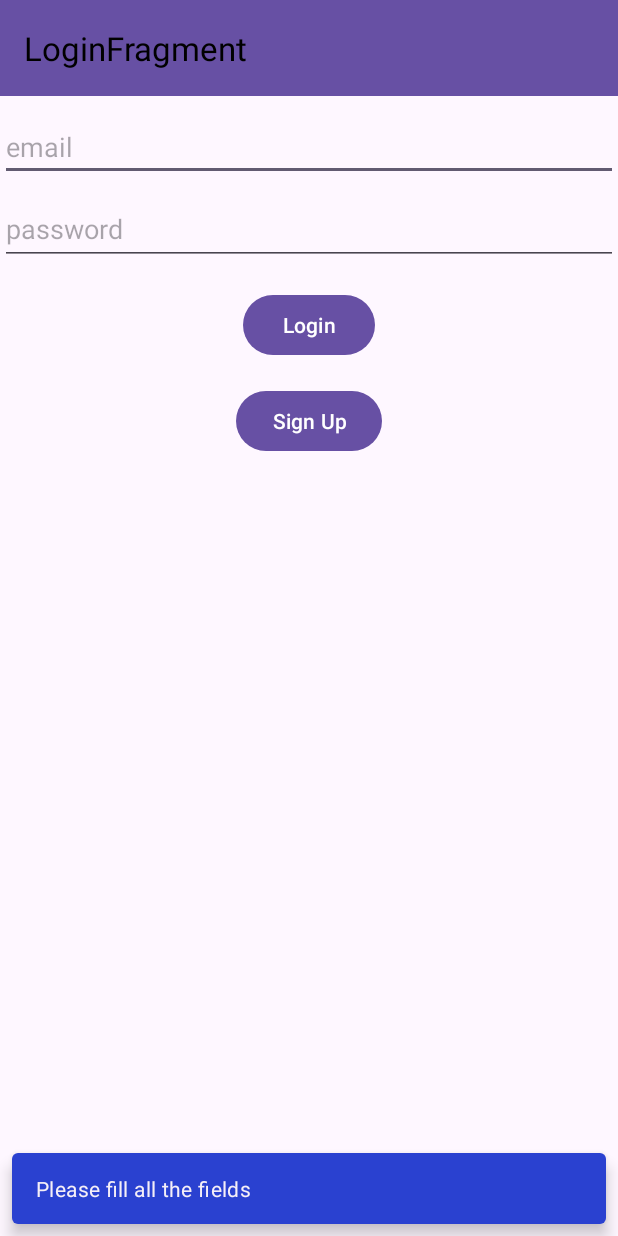
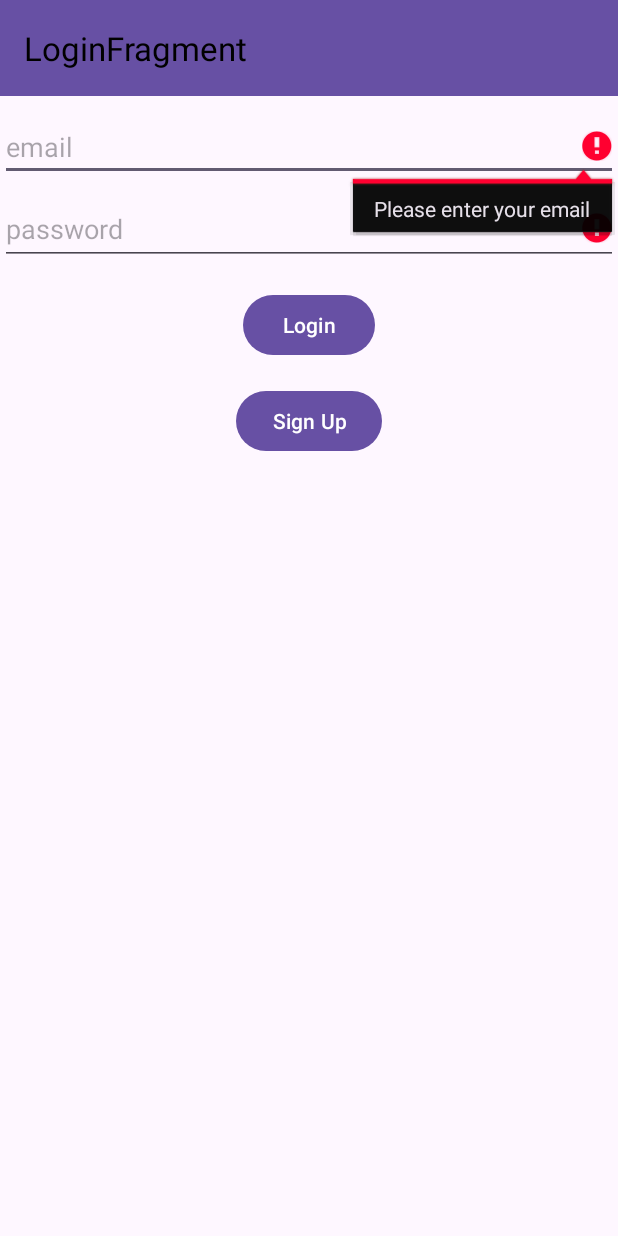
Before and after one commit to amirsamer581/Movie, an Android app: the screen it shows after launch (MainActivity), after a tap on "Login", on a phone screen of 412 x 824 dp. Run offline under Robolectric (Android 15) with nearby library versions, the phone set to English and light mode, and no system bars; our stand-ins replace Room's generated code, navigation-ui.

Commit message:
add the error function to the edit text fields convert from using live data to use flow implement use case for LogInViewModel class and for SignUpViewModel class

```diff
--- a/app/build.gradle.kts
+++ b/app/build.gradle.kts
@@ -67,8 +67,8 @@ dependencies {
     implementation ("androidx.lifecycle:lifecycle-livedata-ktx:2.6.2")
 
     // Kotlin Coroutines
-    implementation ("org.jetbrains.kotlinx:kotlinx-coroutines-android:1.7.1")
-    implementation ("org.jetbrains.kotlinx:kotlinx-coroutines-core:1.7.1")
+    implementation ("org.jetbrains.kotlinx:kotlinx-coroutines-android:1.7.3")
+    implementation ("org.jetbrains.kotlinx:kotlinx-coroutines-core:1.7.3")
 
 
 }
--- a/app/src/main/java/com/example/signin/data/UserRepository.kt
+++ b/app/src/main/java/com/example/signin/data/UserRepository.kt
@@ -1,9 +1,11 @@
 package com.example.signin.data
 
-import androidx.lifecycle.LiveData
+
 import com.example.signin.data.local.UserDao
 import com.example.signin.domain.UserEntity
+import kotlinx.coroutines.flow.Flow
+
 class UserRepository(private val userDao: UserDao) {
     suspend fun insertUser(user: UserEntity) = userDao.insertUser(user)
-    fun getUserByEmailAndPassword(email: String, password: String): LiveData<UserEntity?> = userDao.getUserByEmailAndPassword(email, password)
+    fun getUserByEmailAndPassword(email: String, password: String): Flow<UserEntity?> = userDao.getUserByEmailAndPassword(email, password)
 }
--- a/app/src/main/java/com/example/signin/data/local/UserDao.kt
+++ b/app/src/main/java/com/example/signin/data/local/UserDao.kt
@@ -1,17 +1,16 @@
 package com.example.signin.data.local
 
-import androidx.lifecycle.LiveData
 import androidx.room.Dao
 import androidx.room.Insert
 import androidx.room.OnConflictStrategy
 import androidx.room.Query
 import com.example.signin.domain.UserEntity
+import kotlinx.coroutines.flow.Flow
 
 @Dao
 interface UserDao {
     @Insert(onConflict = OnConflictStrategy.IGNORE)
     suspend fun insertUser(user: UserEntity)
-
     @Query("SELECT * FROM users WHERE email = :email AND password = :password")
-     fun getUserByEmailAndPassword(email: String, password: String): LiveData<UserEntity?>
-}
+    fun getUserByEmailAndPassword(email: String, password: String): Flow<UserEntity?>
+}//TODO what is the usage for live dats and the  flow
--- a/app/src/main/java/com/example/signin/ui/MainActivity.kt
+++ b/app/src/main/java/com/example/signin/ui/MainActivity.kt
@@ -9,7 +9,6 @@ import androidx.navigation.ui.AppBarConfiguration
 import androidx.navigation.ui.setupActionBarWithNavController
 import com.example.signin.R
 import com.example.signin.databinding.ActivityMainBinding
-
 class MainActivity : AppCompatActivity() {
     private lateinit var binding: ActivityMainBinding
     private lateinit var navController: NavController
--- /dev/null
+++ b/app/src/main/java/com/example/signin/ui/login/domain/usecase/LogInUseCase.kt
@@ -0,0 +1,12 @@
+package com.example.signin.ui.login.domain.usecase
+
+import com.example.signin.data.UserRepository
+import com.example.signin.domain.UserEntity
+import kotlinx.coroutines.flow.Flow
+
+class LogInUseCase(private val userRepository: UserRepository) {
+
+    fun execute(email: String, password: String): Flow<UserEntity?> {
+        return userRepository.getUserByEmailAndPassword(email, password)
+    }
+}
--- a/app/src/main/java/com/example/signin/ui/login/ui/LoginFragment.kt
+++ b/app/src/main/java/com/example/signin/ui/login/ui/LoginFragment.kt
@@ -6,14 +6,17 @@ import android.view.LayoutInflater
 import android.view.View
 import android.view.ViewGroup
 import androidx.fragment.app.viewModels
+import androidx.lifecycle.lifecycleScope
 import androidx.navigation.fragment.findNavController
 import com.example.signin.R
 import com.example.signin.data.UserRepository
 import com.example.signin.data.local.AppDatabase
 import com.example.signin.databinding.FragmentLoginBinding
-import com.example.signin.ui.login.commonfeatures.LogInSnackBar
+import com.example.signin.ui.login.domain.usecase.LogInUseCase
+import com.example.signin.ui.login.ui.commonfeatures.LogInSnackBar
 import com.example.signin.ui.login.viewmodel.LogInViewModel
-import com.example.signin.viewmodel.ViewModelFactory
+import com.example.signin.ui.login.viewmodel.factory.LogInViewModelFactory
+import kotlinx.coroutines.launch
 
 class LoginFragment : Fragment() {
     private lateinit var binding: FragmentLoginBinding
@@ -22,7 +25,10 @@ class LoginFragment : Fragment() {
             AppDatabase.getInstance(requireContext()).userDao()
         )
     }
-    private val logInViewModel: LogInViewModel by viewModels { ViewModelFactory(userRepository) }
+    private val loginUseCase: LogInUseCase by lazy {
+        LogInUseCase(userRepository)
+    }
+    private val logInViewModel: LogInViewModel by viewModels { LogInViewModelFactory(loginUseCase) }
     private lateinit var snackBar: LogInSnackBar
     override fun onCreateView(
         inflater: LayoutInflater, container: ViewGroup?,
@@ -36,14 +42,26 @@ class LoginFragment : Fragment() {
 
         snackBar = LogInSnackBar()
 
-        logInViewModel.loggedInUser.observe(viewLifecycleOwner) { user ->
-            if (user != null) {
-                findNavController().navigate(R.id.action_loginFragment_to_homeFragment)
-                snackBar.showSuccess(requireView(), "Login successful")
-            } else {
-                snackBar.showError(requireView(), "Invalid email or password !")
+//        logInViewModel.loggedInUser.observe(viewLifecycleOwner) { user ->
+//            if (user != null) {
+//                findNavController().navigate(R.id.action_loginFragment_to_homeFragment)
+//                snackBar.showSuccess(requireView(), "Login successful")
+//            } else {
+//                snackBar.showError(requireView(), "Invalid email or password !")
+//            }
+//        }
+
+        viewLifecycleOwner.lifecycleScope.launch {
+            logInViewModel.loggedInUser.collect { user ->
+                if (user != null) {
+                    findNavController().navigate(R.id.action_loginFragment_to_homeFragment)
+                    snackBar.showSuccess(requireView(), "Login successful")
+                } else {
+                    snackBar.showError(requireView(), "Invalid email or password!")//TODO fix the issue for this message
+                }
             }
         }
+
         binding.loginButton.setOnClickListener {
             val email = binding.emailEditText.text.toString()
             val password = binding.passwordEditText.text.toString()
@@ -51,9 +69,15 @@ class LoginFragment : Fragment() {
             if (email.isNotEmpty() && password.isNotEmpty()) {
                 logInViewModel.login(email, password)
             } else {
-                snackBar.allFields(requireView(),"Please fill all the fields")
+                if (email.isEmpty()) {
+                    binding.emailEditText.error = "Please enter your email"
+                }
+                if (password.isEmpty()) {
+                    binding.passwordEditText.error = "Please enter your password"
+                }
             }
         }
+
         binding.signUpButton.setOnClickListener {
             findNavController().navigate(R.id.action_loginFragment_to_signUpFragment)
         }
--- a/app/src/main/java/com/example/signin/ui/login/commonfeatures/LogInSnackBar.kt
+++ b/app/src/main/java/com/example/signin/ui/login/ui/commonfeatures/LogInSnackBar.kt
@@ -1,4 +1,4 @@
-package com.example.signin.ui.login.commonfeatures
+package com.example.signin.ui.login.ui.commonfeatures
 
 import android.content.res.ColorStateList
 import android.view.View
--- a/app/src/main/java/com/example/signin/ui/login/viewmodel/LogInViewModel.kt
+++ b/app/src/main/java/com/example/signin/ui/login/viewmodel/LogInViewModel.kt
@@ -1,21 +1,23 @@
 package com.example.signin.ui.login.viewmodel
 
-import androidx.lifecycle.LiveData
-import androidx.lifecycle.MutableLiveData
 import androidx.lifecycle.ViewModel
 import androidx.lifecycle.viewModelScope
-import com.example.signin.data.UserRepository
 import com.example.signin.domain.UserEntity
+import com.example.signin.ui.login.domain.usecase.LogInUseCase
+import kotlinx.coroutines.flow.MutableStateFlow
+import kotlinx.coroutines.flow.StateFlow
 import kotlinx.coroutines.launch
 
-class LogInViewModel(private val userRepository: UserRepository) : ViewModel() {
-    private val _loggedInUser = MutableLiveData<UserEntity?>()
-    val loggedInUser: LiveData<UserEntity?> get() = _loggedInUser
+class LogInViewModel(private val loginUseCase: LogInUseCase) : ViewModel() {
+
+    private val _loggedInUser = MutableStateFlow<UserEntity?>(null)
+    val loggedInUser: StateFlow<UserEntity?> get() = _loggedInUser
+
     fun login(email: String, password: String) {
         viewModelScope.launch {
-            userRepository.getUserByEmailAndPassword(email, password).observeForever { user->
+            loginUseCase.execute(email, password).collect { user->
                 _loggedInUser.value = user
-            }
-            }
+            }//TODO viewModelScope.launch  &&  lifecycle aware
         }
     }
+}
--- /dev/null
+++ b/app/src/main/java/com/example/signin/ui/login/viewmodel/factory/LogInViewModelFactory.kt
@@ -0,0 +1,19 @@
+package com.example.signin.ui.login.viewmodel.factory
+
+import androidx.lifecycle.ViewModel
+import androidx.lifecycle.ViewModelProvider
+import com.example.signin.ui.login.domain.usecase.LogInUseCase
+import com.example.signin.ui.login.viewmodel.LogInViewModel
+
+class LogInViewModelFactory(private val logInUseCase: LogInUseCase) :
+    ViewModelProvider.Factory{
+
+    @Suppress("UNCHECKED_CAST")
+    override fun <T : ViewModel> create(modelClass: Class<T>): T {
+        return when {
+            modelClass.isAssignableFrom(LogInViewModel::class.java) ->
+                LogInViewModel(logInUseCase) as T
+            else -> throw IllegalArgumentException("Unknown ViewModel class")
+        }
+    }
+}
--- a/app/src/main/java/com/example/signin/ui/signup/commonfeatures/SignUpSnackBar.kt
+++ b/app/src/main/java/com/example/signin/ui/signup/ui/commonfeatures/SignUpSnackBar.kt
@@ -1,4 +1,4 @@
-package com.example.signin.ui.signup.commonfeatures
+package com.example.signin.ui.signup.ui.commonfeatures
 
 import android.content.res.ColorStateList
 import android.view.View
--- a/app/src/main/java/com/example/signin/ui/signup/viewmodel/SignUpViewModel.kt
+++ b/app/src/main/java/com/example/signin/ui/signup/viewmodel/SignUpViewModel.kt
@@ -2,14 +2,14 @@ package com.example.signin.ui.signup.viewmodel
 
 import androidx.lifecycle.ViewModel
 import androidx.lifecycle.viewModelScope
-import com.example.signin.data.UserRepository
 import com.example.signin.domain.UserEntity
+import com.example.signin.ui.signup.domain.usecase.SignUpUseCase
 import kotlinx.coroutines.launch
 
-class SignUpViewModel(private val userRepository: UserRepository) : ViewModel() {
+class SignUpViewModel(private val signUpUseCase: SignUpUseCase) : ViewModel() {
     fun registerUser(user: UserEntity) {
         viewModelScope.launch {
-            userRepository.insertUser(user)
+            signUpUseCase.execute(user)
         }
     }
 }
--- a/app/src/main/java/com/example/signin/viewmodel/ViewModelFactory.kt
+++ /dev/null
@@ -1,21 +0,0 @@
-package com.example.signin.viewmodel
-
-import androidx.lifecycle.ViewModel
-import androidx.lifecycle.ViewModelProvider
-import com.example.signin.data.UserRepository
-import com.example.signin.ui.login.viewmodel.LogInViewModel
-import com.example.signin.ui.signup.viewmodel.SignUpViewModel
-class ViewModelFactory(private val userRepository: UserRepository) :
-    ViewModelProvider.Factory {
-    @Suppress("UNCHECKED_CAST")
-    override fun <T : ViewModel> create(modelClass: Class<T>): T {
-        return if (modelClass.isAssignableFrom(LogInViewModel::class.java)) {
-
-            LogInViewModel(userRepository) as T
-        } else{
-            SignUpViewModel(userRepository) as T
-        }
-        @Suppress("UNREACHABLE_CODE")
-        throw IllegalArgumentException("Unknown ViewModel class")
-    }
-}
--- a/build.gradle.kts
+++ b/build.gradle.kts
@@ -1,5 +1,5 @@
 // Top-level build file where you can add configuration options common to all sub-projects/modules.
 plugins {
-    id("com.android.application") version "8.2.0" apply false
+    id("com.android.application") version "8.2.1" apply false
     id("org.jetbrains.kotlin.android") version "1.9.10" apply false
 }
```
Also changed, not shown: app/src/main/java/com/example/signin/ui/signup/domain/usecase/SignUpUseCase.kt (added, +11 -0 lines), app/src/main/java/com/example/signin/ui/signup/ui/SignUpFragment.kt (+24 -6 lines), app/src/main/java/com/example/signin/ui/signup/viewmodel/factory/SignUpViewModelFactory.kt (added, +18 -0 lines).
